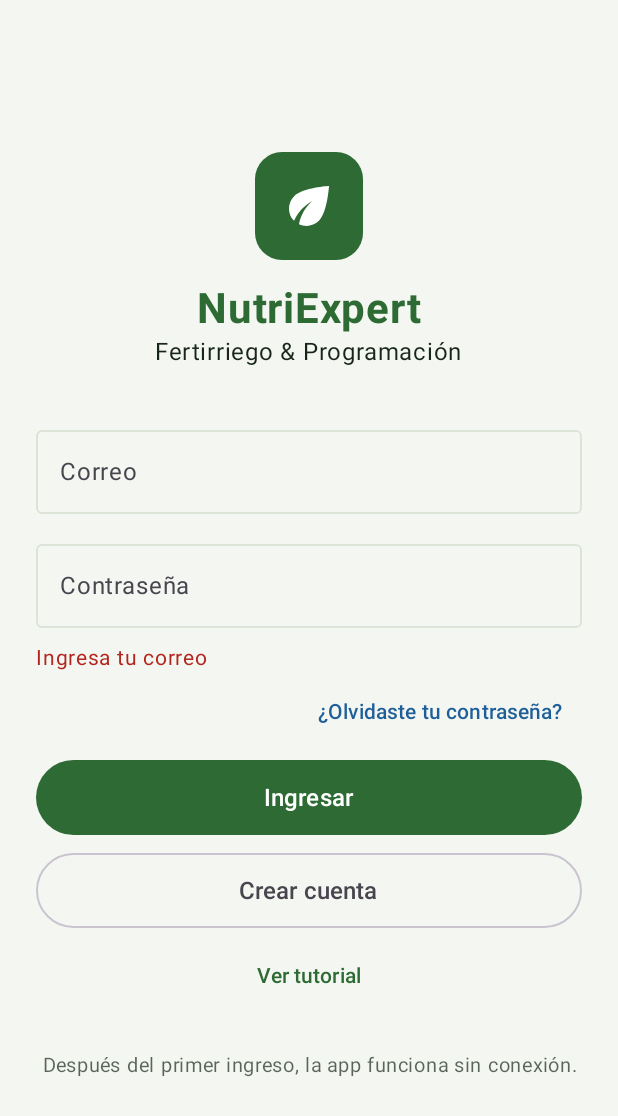
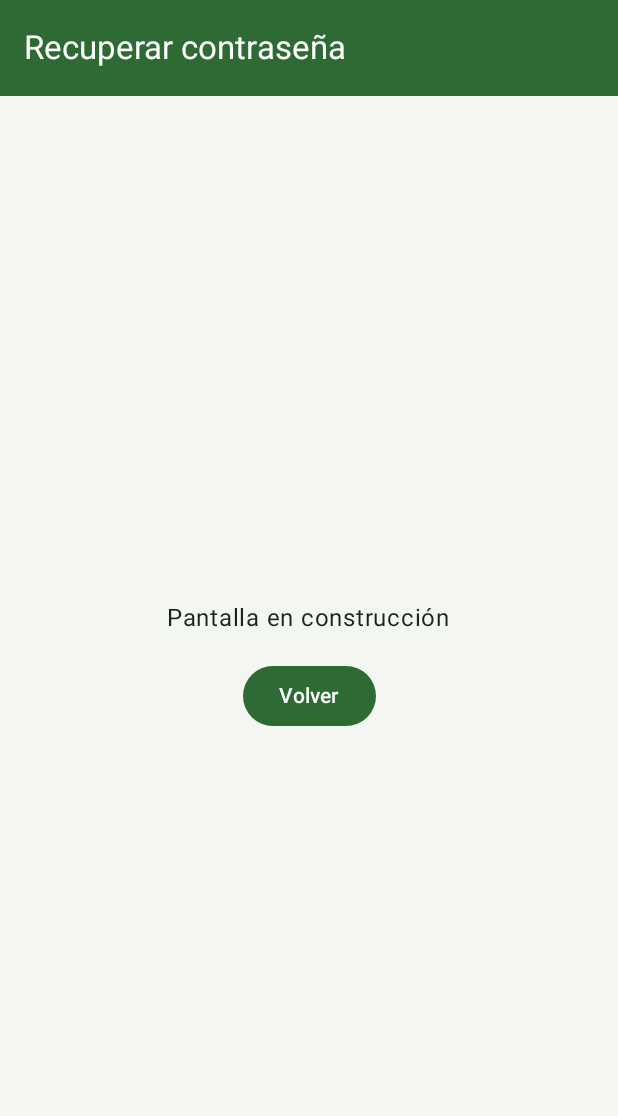
Before and after one commit to matiasfigueroaesc/NutriExpert, an Android app built with Jetpack Compose: the screen it shows after launch (MainActivity), after a tap on "¿Olvidaste tu contraseña?", on a phone screen of 412 x 824 dp. Shown: the top 1116 px of the screen. Run offline under Robolectric (Android 15) with nearby library versions, the phone set to English and light mode, and no system bars; 2 other taps on this screen came first.

Commit message:
feat: navegación inicial
- navigation/Navigation.kt con NavHost (inicio en "login")
- Placeholders RegistroScreen, RecuperarScreen y PrediosScreen
- Login navega a registro, recuperar y predios (al validar)
- MainActivity usa AppNavigation

```diff
--- a/app/src/main/java/cl/duoc/nutriexpert/MainActivity.kt
+++ b/app/src/main/java/cl/duoc/nutriexpert/MainActivity.kt
@@ -5,8 +5,8 @@ import androidx.activity.ComponentActivity
 import androidx.activity.compose.setContent
 import androidx.activity.enableEdgeToEdge
 import androidx.navigation.compose.rememberNavController
+import cl.duoc.nutriexpert.navigation.AppNavigation
 import cl.duoc.nutriexpert.ui.theme.NutriExpertTheme
-import cl.duoc.nutriexpert.ui.views.LoginScreen
 
 class MainActivity : ComponentActivity() {
     override fun onCreate(savedInstanceState: Bundle?) {
@@ -14,8 +14,8 @@ class MainActivity : ComponentActivity() {
         enableEdgeToEdge()
         setContent {
             NutriExpertTheme {
-                // Temporal: en la parte 1c esto se reemplaza por AppNavigation
-                LoginScreen(navController = rememberNavController())
+                val navController = rememberNavController()
+                AppNavigation(navController)
             }
         }
     }
--- /dev/null
+++ b/app/src/main/java/cl/duoc/nutriexpert/navigation/Navigation.kt
@@ -0,0 +1,20 @@
+package cl.duoc.nutriexpert.navigation
+
+import androidx.compose.runtime.Composable
+import androidx.navigation.NavHostController
+import androidx.navigation.compose.NavHost
+import androidx.navigation.compose.composable
+import cl.duoc.nutriexpert.ui.views.LoginScreen
+import cl.duoc.nutriexpert.ui.views.PrediosScreen
+import cl.duoc.nutriexpert.ui.views.RecuperarScreen
+import cl.duoc.nutriexpert.ui.views.RegistroScreen
+
+@Composable
+fun AppNavigation(navController: NavHostController) {
+    NavHost(navController = navController, startDestination = "login") {
+        composable("login") { LoginScreen(navController) }
+        composable("registro") { RegistroScreen(navController) }
+        composable("recuperar") { RecuperarScreen(navController) }
+        composable("predios") { PrediosScreen(navController) }
+    }
+}
--- a/app/src/main/java/cl/duoc/nutriexpert/ui/views/LoginScreen.kt
+++ b/app/src/main/java/cl/duoc/nutriexpert/ui/views/LoginScreen.kt
@@ -118,7 +118,7 @@ fun LoginScreen(navController: NavHostController) {
         }
 
         TextButton(
-            onClick = { /* Se conecta a "recuperar" en la parte 1c */ },
+            onClick = { navController.navigate("recuperar") },
             modifier = Modifier.align(Alignment.End)
         ) {
             Text("¿Olvidaste tu contraseña?", color = MaterialTheme.colorScheme.secondary)
@@ -137,6 +137,12 @@ fun LoginScreen(navController: NavHostController) {
                 }
                 // Si mensajeError quedó vacío, los datos son válidos.
                 // El ingreso real (verificar el usuario) llega con Room.
+                if (mensajeError.isEmpty()) {
+                    navController.navigate("predios") {
+                        // Saca el Login de la pila: con "atrás" no se vuelve al Login
+                        popUpTo("login") { inclusive = true }
+                    }
+                }
             },
             modifier = Modifier
                 .fillMaxWidth()
@@ -148,7 +154,7 @@ fun LoginScreen(navController: NavHostController) {
         Spacer(modifier = Modifier.height(12.dp))
 
         OutlinedButton(
-            onClick = { /* Se conecta a "registro" en la parte 1c */ },
+            onClick = { navController.navigate("registro") },
             modifier = Modifier
                 .fillMaxWidth()
                 .height(50.dp)
--- /dev/null
+++ b/app/src/main/java/cl/duoc/nutriexpert/ui/views/RecuperarScreen.kt
@@ -0,0 +1,52 @@
+package cl.duoc.nutriexpert.ui.views
+
+import androidx.compose.foundation.layout.Arrangement
+import androidx.compose.foundation.layout.Column
+import androidx.compose.foundation.layout.Spacer
+import androidx.compose.foundation.layout.fillMaxSize
+import androidx.compose.foundation.layout.height
+import androidx.compose.foundation.layout.padding
+import androidx.compose.material3.Button
+import androidx.compose.material3.ExperimentalMaterial3Api
+import androidx.compose.material3.MaterialTheme
+import androidx.compose.material3.Scaffold
+import androidx.compose.material3.Text
+import androidx.compose.material3.TopAppBar
+import androidx.compose.material3.TopAppBarDefaults
+import androidx.compose.runtime.Composable
+import androidx.compose.ui.Alignment
+import androidx.compose.ui.Modifier
+import androidx.compose.ui.unit.dp
+import androidx.navigation.NavHostController
+
+// Placeholder: pantalla "Recuperar contraseña" (pendiente para el equipo)
+@OptIn(ExperimentalMaterial3Api::class)
+@Composable
+fun RecuperarScreen(navController: NavHostController) {
+    Scaffold(
+        topBar = {
+            TopAppBar(
+                title = { Text("Recuperar contraseña") },
+                colors = TopAppBarDefaults.topAppBarColors(
+                    containerColor = MaterialTheme.colorScheme.primary,
+                    titleContentColor = MaterialTheme.colorScheme.onPrimary
+                )
+            )
+        }
+    ) { innerPadding ->
+        Column(
+            modifier = Modifier
+                .fillMaxSize()
+                .padding(innerPadding)
+                .padding(24.dp),
+            horizontalAlignment = Alignment.CenterHorizontally,
+            verticalArrangement = Arrangement.Center
+        ) {
+            Text("Pantalla en construcción")
+            Spacer(modifier = Modifier.height(16.dp))
+            Button(onClick = { navController.popBackStack() }) {
+                Text("Volver")
+            }
+        }
+    }
+}
```
Also changed, not shown: app/src/main/java/cl/duoc/nutriexpert/ui/views/PrediosScreen.kt (added, +59 -0 lines), app/src/main/java/cl/duoc/nutriexpert/ui/views/RegistroScreen.kt (added, +52 -0 lines), 1 other file.
